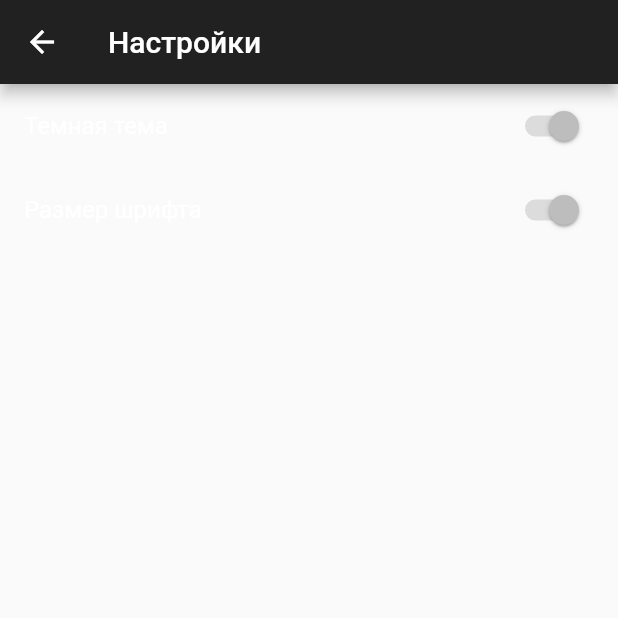
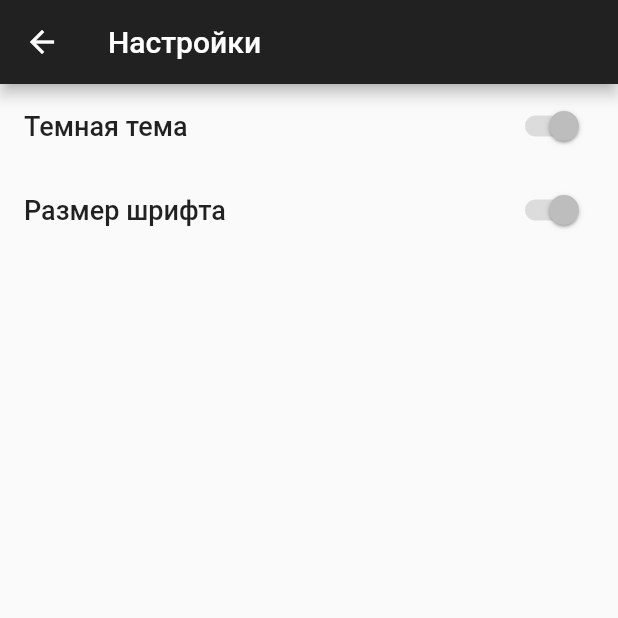
Before and after one commit to slavabelaev/constitution-flutter-app, a Flutter app: the SettingsRoute screen opened directly, on a phone screen of 412 x 824 dp, the top half of it. Run offline on Flutter 3.47's test engine with Material 2 defaults, Android fonts, the phone set to English and light mode, and no system bars; our stand-ins replace material_design_icons_flutter, share.

Commit message:
fix(Theme): styles for settings router

```diff
--- a/lib/routes/settings_route/settings_route.dart
+++ b/lib/routes/settings_route/settings_route.dart
@@ -10,6 +10,8 @@ class SettingsRoute extends StatelessWidget {
   Widget build(BuildContext context) {
     localizations = AppLocalizations.of(context);
 
+    TextStyle _titleStyle = Theme.of(context).textTheme.title;
+
     return Scaffold(
       appBar: AppBar(
         title: Text(localizations.settingsRoute.title),
@@ -17,11 +19,11 @@ class SettingsRoute extends StatelessWidget {
       body: ListView(
         children: <Widget>[
           ListTile(
-            title: Text(localizations.settingsRoute.darkTheme),
+            title: Text(localizations.settingsRoute.darkTheme, style: _titleStyle),
             trailing: Switch(value: true, onChanged: null),
           ),
           ListTile(
-            title: Text(localizations.settingsRoute.fontSize),
+            title: Text(localizations.settingsRoute.fontSize, style: _titleStyle),
             trailing: Switch(value: true, onChanged: null),
           ),
         ],
--- a/lib/widgets/content_view/content_view.dart
+++ b/lib/widgets/content_view/content_view.dart
@@ -15,7 +15,7 @@ class ContentView extends StatelessWidget {
   final List<Section> content;
   final TextStyle _leadingStyle = TextStyle(
     fontWeight: FontWeight.bold,
-    color: Colors.white
+    color: Colors.white70
   );
 
   void _showArticles(
```
